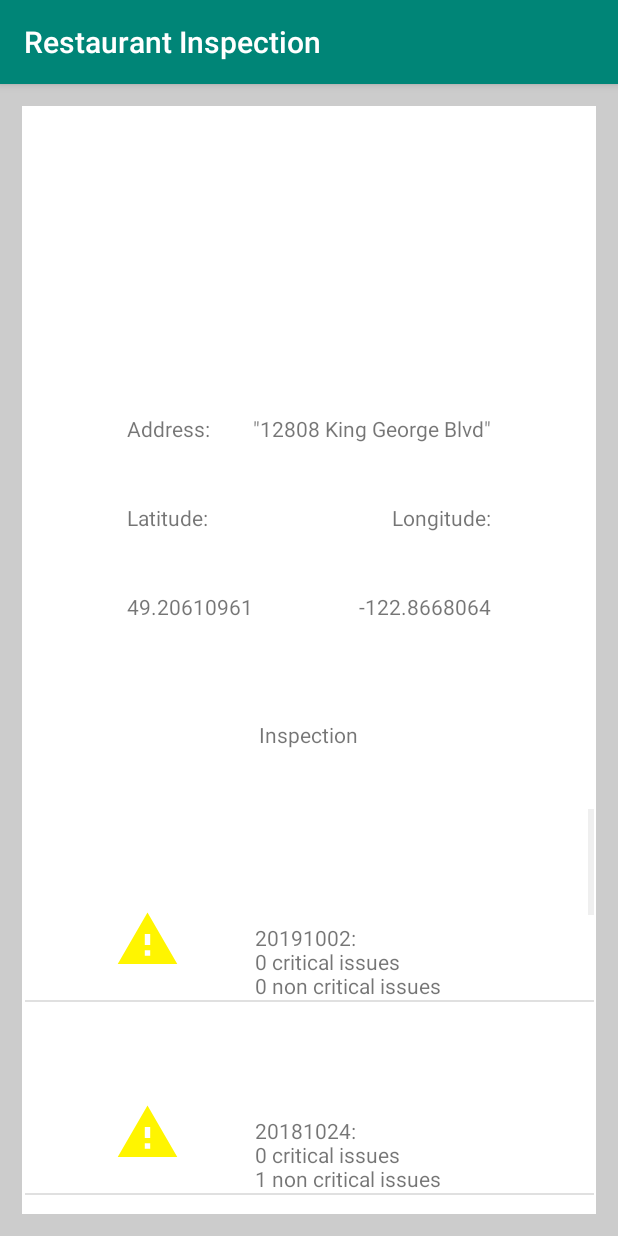
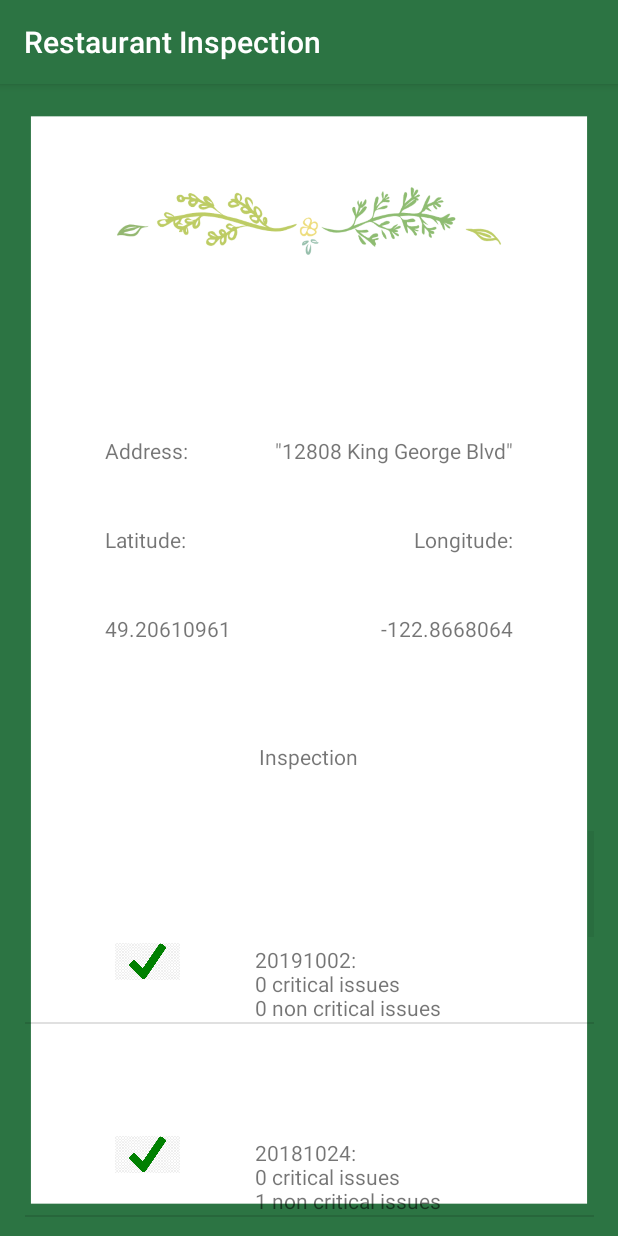
Before and after one commit to iasmaro/RestaurantInspection, an Android app: the RestaurantDetails screen opened directly, with no data from a screen before it, on a phone screen of 412 x 824 dp. Run offline under Robolectric (Android 15) with nearby library versions, the phone set to English and light mode, and no system bars.

Commit message:
I fixed Restaurant Details so now I can determine what image would be displayed. Also changed images and background.

```diff
--- a/app/src/main/java/com/carbon/restaurantinspection/model/RestaurantDetails.java
+++ b/app/src/main/java/com/carbon/restaurantinspection/model/RestaurantDetails.java
@@ -1,13 +1,16 @@
 package com.carbon.restaurantinspection.model;
 
+import android.content.Context;
 import android.content.Intent;
 import android.os.Bundle;
+import android.util.Log;
 import android.view.View;
 import android.view.ViewGroup;
 import android.widget.ArrayAdapter;
 import android.widget.ImageView;
 import android.widget.ListView;
 import android.widget.TextView;
+import android.widget.Toast;
 
 import androidx.appcompat.app.AppCompatActivity;
 
@@ -15,7 +18,6 @@ import com.carbon.restaurantinspection.R;
 
 import java.util.ArrayList;
 import java.util.List;
-import java.util.Objects;
 
 class myInspections{
     private String details;
@@ -44,19 +46,28 @@ class myInspections{
 }
 public class RestaurantDetails extends AppCompatActivity {
     private int index;
+    private static RestaurantDetails instance;
     private InspectionManger InsManager;
-    private List<myInspections> inspectionList = new ArrayList<>();
+    private List<myInspections> inspectionList = new ArrayList<myInspections>();
     private Restaurant restaurant;
     ArrayAdapter<myInspections> adapter;
+
+
+    public static RestaurantDetails getInstance(Context context) {
+        if (instance == null) {
+            instance = new RestaurantDetails();
+        }
+        return instance;
+    }
     @Override
     protected void onCreate(Bundle savedInstanceState) {
         super.onCreate(savedInstanceState);
+        getIntents();
         RestaurantManager restManager = RestaurantManager.getInstance(this);
         InsManager =  InspectionManger.getInstance(this);
         restaurant = restManager.getRestaurant(index);
         setContentView(R.layout.activity_rest_dets);
         updateAddress();
-        getIntents();
         populateStringList();
         populateListView();
 
@@ -78,24 +89,26 @@ public class RestaurantDetails extends AppCompatActivity {
             ins[i] = new myInspections();
             ins[i].setDetails(str);
             String string = inspections.get(i).getHazardLevel();
-            if(Objects.equals(string, "High")){
-                ins[i].setIconId(R.drawable.ic_warning_red_24dp);
+            if(string.equals("\"High\"")){
+                ins[i].setIconId(R.drawable.red_skull_crossbones);
             }
-            else{
+            else if(string.equals("\"Moderate\"")){
                 ins[i].setIconId(R.drawable.ic_warning_yellow_24dp);
             }
+            else
+                ins[i].setIconId(R.drawable.greencheckp);
             inspectionList.add(ins[i]);
         }
     }
 
     private void getIntents() {
         Intent intent = getIntent();
-        index = intent.getIntExtra("ca/sfu/restaurantinspections/MainActivity.java:14", 0);
+        index = intent.getIntExtra("com/carbon/restaurantinspection/model/MainActivity.java:30", 0);
     }
 
 
     private class MyListAdapter extends ArrayAdapter<myInspections>{
-        MyListAdapter(){
+        public MyListAdapter(){
             super(RestaurantDetails.this,R.layout.item_view, inspectionList);
         }
         @Override
--- a/app/src/main/res/layout/activity_rest_dets.xml
+++ b/app/src/main/res/layout/activity_rest_dets.xml
@@ -1,19 +1,14 @@
 <?xml version="1.0" encoding="utf-8"?>
-<androidx.constraintlayout.widget.ConstraintLayout xmlns:android="http://schemas.android.com/apk/res/android"
-    xmlns:app="http://schemas.android.com/apk/res-auto"
-    xmlns:tools="http://schemas.android.com/tools"
-    android:layout_width="match_parent"
-    android:layout_height="match_parent"
-    android:background="@drawable/customborder"
-    tools:context=".model.MainActivity">
-
-    <androidx.constraintlayout.widget.ConstraintLayout
+    <androidx.constraintlayout.widget.ConstraintLayout xmlns:android="http://schemas.android.com/apk/res/android"
+        xmlns:app="http://schemas.android.com/apk/res-auto"
         android:id="@+id/coordinatorLayout"
         android:layout_width="match_parent"
         android:layout_height="match_parent"
-        android:background="#FFFFFF"
-        tools:layout_editor_absoluteX="15dp"
-        tools:layout_editor_absoluteY="15dp">
+        android:background="@drawable/layout_background"
+        app:layout_constraintBottom_toBottomOf="parent"
+        app:layout_constraintEnd_toEndOf="parent"
+        app:layout_constraintStart_toStartOf="parent"
+        app:layout_constraintTop_toTopOf="parent">
 
         <TextView
             android:id="@+id/Latitude"
@@ -96,5 +91,3 @@
             app:layout_constraintEnd_toEndOf="parent" />
 
     </androidx.constraintlayout.widget.ConstraintLayout>
-
-</androidx.constraintlayout.widget.ConstraintLayout>
--- a/app/src/main/res/layout/items.xml
+++ b/app/src/main/res/layout/background.xml
@@ -1,6 +1,6 @@
 <?xml version="1.0" encoding="utf-8"?>
-<TextView xmlns:android="http://schemas.android.com/apk/res/android"
+<LinearLayout xmlns:android="http://schemas.android.com/apk/res/android"
     android:layout_width="match_parent"
     android:layout_height="match_parent">
 
-</TextView>
+</LinearLayout>
--- a/app/src/main/res/values/colors.xml
+++ b/app/src/main/res/values/colors.xml
@@ -1,6 +1,6 @@
 <?xml version="1.0" encoding="utf-8"?>
 <resources>
-    <color name="colorPrimary">#008577</color>
-    <color name="colorPrimaryDark">#00574B</color>
-    <color name="colorAccent">#D81B60</color>
+    <color name="colorPrimary">#2C7443</color>
+    <color name="colorPrimaryDark">#1C492A</color>
+    <color name="colorAccent">#97BFAC</color>
 </resources>
--- a/app/src/main/res/values/styles.xml
+++ b/app/src/main/res/values/styles.xml
@@ -5,7 +5,6 @@
         <!-- Customize your theme here. -->
         <item name="colorPrimary">@color/colorPrimary</item>
         <item name="colorPrimaryDark">@color/colorPrimaryDark</item>
-        <item name="colorAccent">@color/colorAccent</item>
     </style>
 
 </resources>
```
Also changed, not shown: app/src/main/res/drawable/greencheckp.png (added), app/src/main/res/drawable/layout_background.png (added), app/src/main/res/drawable/red_skull_crossbones.png (added).
